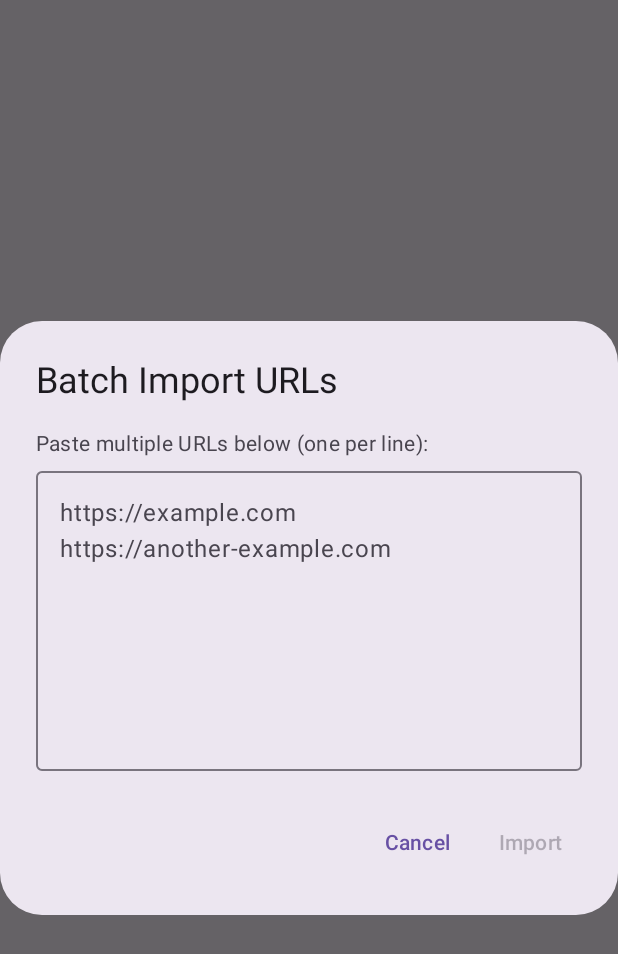
After one commit to manuelsiuro/seeyoulater, an Android app built with Jetpack Compose: the composable BatchImportDialog shown on its own in the app's theme, on a phone screen of 412 x 824 dp. The commit adds this screen. Shown: the top 954 px of the screen. Run offline under Robolectric (Android 15) with nearby library versions, the phone set to English and light mode, and no system bars.

Commit message:
Add Batch URL Import functionality
Allow users to import multiple URLs at once via a dialog:

UI Components:
- Create BatchImportDialog component with multi-line text field
- Add FloatingActionButton (FAB) to MainScreen for batch import
- Dialog accepts one URL per line

ViewModel Logic:
- Add batchImportUrls() method to MainViewModel
- Parse and validate URLs using URLUtil.isValidUrl()
- Filter out duplicates and blank lines
- Skip URLs that are already saved (duplicate detection)
- Show import summary: "Imported X links, skipped Y duplicates"

Features:
- Validates and filters URLs automatically
- Duplicate detection prevents re-importing existing links
- User-friendly feedback on import results
- Quick way to import multiple bookmarks at once

```diff
--- /dev/null
+++ b/app/src/main/java/com/msa/seeyoulater/ui/screens/main/components/BatchImportDialog.kt
@@ -0,0 +1,57 @@
+package com.msa.seeyoulater.ui.screens.main.components
+
+import androidx.compose.foundation.layout.*
+import androidx.compose.material3.*
+import androidx.compose.runtime.*
+import androidx.compose.ui.Modifier
+import androidx.compose.ui.unit.dp
+
+@Composable
+fun BatchImportDialog(
+    onDismiss: () -> Unit,
+    onImport: (String) -> Unit
+) {
+    var urlText by remember { mutableStateOf("") }
+
+    AlertDialog(
+        onDismissRequest = onDismiss,
+        title = { Text("Batch Import URLs") },
+        text = {
+            Column(modifier = Modifier.fillMaxWidth()) {
+                Text(
+                    text = "Paste multiple URLs below (one per line):",
+                    style = MaterialTheme.typography.bodyMedium,
+                    color = MaterialTheme.colorScheme.onSurfaceVariant
+                )
+                Spacer(modifier = Modifier.height(8.dp))
+                OutlinedTextField(
+                    value = urlText,
+                    onValueChange = { urlText = it },
+                    modifier = Modifier
+                        .fillMaxWidth()
+                        .height(200.dp),
+                    placeholder = { Text("https://example.com\nhttps://another-example.com") },
+                    maxLines = 10
+                )
+            }
+        },
+        confirmButton = {
+            TextButton(
+                onClick = {
+                    if (urlText.isNotBlank()) {
+                        onImport(urlText)
+                        onDismiss()
+                    }
+                },
+                enabled = urlText.isNotBlank()
+            ) {
+                Text("Import")
+            }
+        },
+        dismissButton = {
+            TextButton(onClick = onDismiss) {
+                Text("Cancel")
+            }
+        }
+    )
+}
```
Also changed, not shown: app/src/main/java/com/msa/seeyoulater/ui/screens/main/MainScreen.kt (+22 -0 lines), app/src/main/java/com/msa/seeyoulater/ui/screens/main/MainViewModel.kt (+39 -0 lines).
